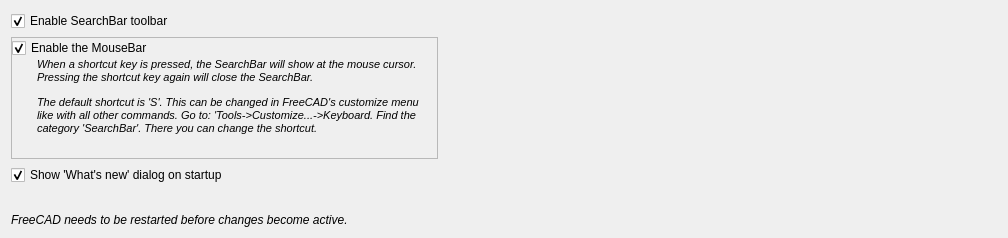
First picture: the form in Resources/ui/PreferencesUI_SearchBar.ui, repository APEbbers/SearchBar, before the edit.
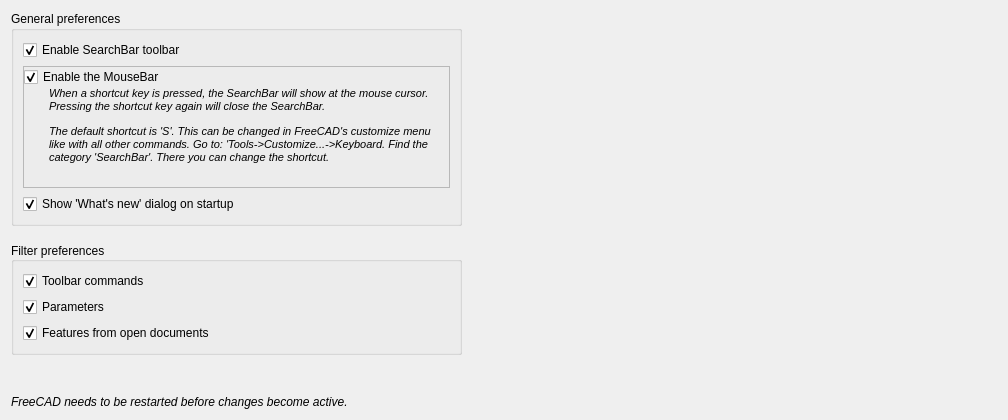
Second picture: the form after the edit. Icons and pictures are not drawn. Custom widgets are drawn as their Qt base class.

Commit message: Added filter settings to preferences

What changed in the file:
```diff
--- a/Resources/ui/PreferencesUI_SearchBar.ui
+++ b/Resources/ui/PreferencesUI_SearchBar.ui
@@ -7,7 +7,7 @@
     <x>0</x>
     <y>0</y>
     <width>1008</width>
-    <height>238</height>
+    <height>420</height>
    </rect>
   </property>
   <property name="windowTitle">
@@ -17,8 +17,20 @@
    <iconset resource="../../Resources.qrc">
     <normaloff>:/Resources/Icons/preferences-searchbar.svg</normaloff>:/Resources/Icons/preferences-searchbar.svg</iconset>
   </property>
-  <layout class="QGridLayout" name="gridLayout_3">
-   <item row="0" column="2">
+  <layout class="QGridLayout" name="gridLayout_4">
+   <item row="4" column="0">
+    <widget class="QLabel" name="label_2">
+     <property name="font">
+      <font>
+       <italic>true</italic>
+      </font>
+     </property>
+     <property name="text">
+      <string>FreeCAD needs to be restarted before changes become active.</string>
+     </property>
+    </widget>
+   </item>
+   <item row="0" column="1">
     <spacer name="horizontalSpacer_2">
      <property name="orientation">
       <enum>Qt::Orientation::Horizontal</enum>
@@ -31,7 +43,7 @@
      </property>
     </spacer>
    </item>
-   <item row="1" column="0">
+   <item row="3" column="0">
     <spacer name="verticalSpacer">
      <property name="orientation">
       <enum>Qt::Orientation::Vertical</enum>
@@ -44,24 +56,91 @@
      </property>
     </spacer>
    </item>
-   <item row="0" column="0" colspan="2">
+   <item row="1" column="0">
+    <spacer name="verticalSpacer_2">
+     <property name="orientation">
+      <enum>Qt::Orientation::Vertical</enum>
+     </property>
+     <property name="sizeType">
+      <enum>QSizePolicy::Policy::Fixed</enum>
+     </property>
+     <property name="sizeHint" stdset="0">
+      <size>
+       <width>20</width>
+       <height>10</height>
+      </size>
+     </property>
+    </spacer>
+   </item>
+   <item row="2" column="0">
+    <widget class="QGroupBox" name="FilterBox">
+     <property name="title">
+      <string>Filter preferences</string>
+     </property>
+     <property name="alignment">
+      <set>Qt::AlignmentFlag::AlignLeading|Qt::AlignmentFlag::AlignLeft|Qt::AlignmentFlag::AlignVCenter</set>
+     </property>
+     <layout class="QGridLayout" name="gridLayout_3">
+      <item row="0" column="0">
+       <widget class="Gui::PrefCheckBox" name="checkBox">
+        <property name="text">
+         <string>Toolbar commands</string>
+        </property>
+        <property name="checked">
+         <bool>true</bool>
+        </property>
+        <property name="prefEntry" stdset="0">
+         <cstring>FilterToolbarCommands</cstring>
+        </property>
+        <property name="prefPath" stdset="0">
+         <cstring>Mod/SearchBar</cstring>
+        </property>
+       </widget>
+      </item>
+      <item row="2" column="0">
+       <widget class="Gui::PrefCheckBox" name="checkBox_3">
+        <property name="text">
+         <string>Features from open documents</string>
+        </property>
+        <property name="checked">
+         <bool>true</bool>
+        </property>
+        <property name="prefEntry" stdset="0">
+         <cstring>FilterDocuments</cstring>
+        </property>
+        <property name="prefPath" stdset="0">
+         <cstring>Mod/SearchBar</cstring>
+        </property>
+       </widget>
+      </item>
+      <item row="1" column="0">
+       <widget class="Gui::PrefCheckBox" name="checkBox_2">
+        <property name="text">
+         <string>Parameters</string>
+        </property>
+        <property name="checked">
+         <bool>true</bool>
+        </property>
+        <property name="prefEntry" stdset="0">
+         <cstring>FilterParameters</cstring>
+        </property>
+        <property name="prefPath" stdset="0">
+         <cstring>Mod/SearchBar</cstring>
+        </property>
+       </widget>
+      </item>
+     </layout>
+    </widget>
+   </item>
+   <item row="0" column="0">
+    <widget class="QGroupBox" name="">
+     <property name="title">
+      <string>General preferences</string>
+     </property>
+     <property name="checkable">
+      <bool>false</bool>
+     </property>
     <layout class="QGridLayout" name="gridLayout_2">
-     <item row="0" column="0">
-      <widget class="Gui::PrefCheckBox" name="EnableToolbar">
-       <property name="text">
-        <string>Enable SearchBar toolbar</string>
-       </property>
-       <property name="checked">
-        <bool>true</bool>
-       </property>
-       <property name="prefEntry" stdset="0">
-        <cstring>EnableToolbars</cstring>
-       </property>
-       <property name="prefPath" stdset="0">
-        <cstring>Mod/SearchBar</cstring>
-       </property>
-      </widget>
-     </item>
      <item row="1" column="0">
       <widget class="QFrame" name="frame">
        <property name="frameShape">
@@ -156,18 +235,23 @@
        </property>
       </widget>
      </item>
-    </layout>
-   </item>
-   <item row="2" column="0">
-    <widget class="QLabel" name="label_2">
-     <property name="font">
-      <font>
-       <italic>true</italic>
-      </font>
-     </property>
+      <item row="0" column="0">
+       <widget class="Gui::PrefCheckBox" name="EnableToolbar">
      <property name="text">
-      <string>FreeCAD needs to be restarted before changes become active.</string>
-     </property>
+         <string>Enable SearchBar toolbar</string>
+        </property>
+        <property name="checked">
+         <bool>true</bool>
+        </property>
+        <property name="prefEntry" stdset="0">
+         <cstring>EnableToolbars</cstring>
+        </property>
+        <property name="prefPath" stdset="0">
+         <cstring>Mod/SearchBar</cstring>
+        </property>
+       </widget>
+      </item>
+     </layout>
     </widget>
    </item>
   </layout>
```
Lines whose indentation alone changed are shown as unchanged. The commit also changes 5 other files.
